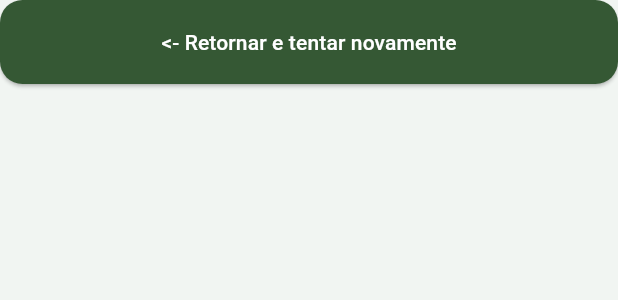
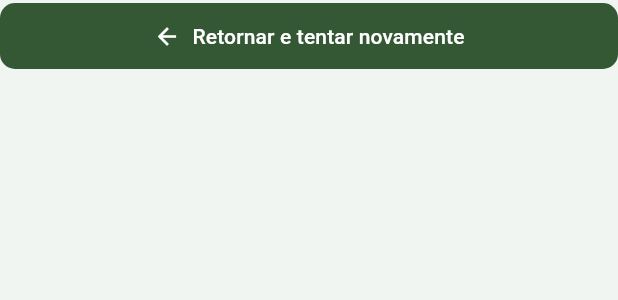
Before and after one commit to GuinterZaffalon/scan-plate-flutter-developer-test, a Flutter app: the ButtonRecognizeVehicle widget shown alone on an empty page, opened directly, on a phone screen of 412 x 824 dp. Shown: the top 300 px of the screen. Run offline on Flutter 3.47's test engine with Material 3 defaults, Android fonts, the light colour scheme and no system bars; our stand-ins replace google_fonts, image_picker.

Commit message:
ref: mudança para ícone de seta nos botões

```diff
--- a/lib/view/components/button_recognize_vehicle.dart
+++ b/lib/view/components/button_recognize_vehicle.dart
@@ -2,9 +2,8 @@ import 'package:flutter/material.dart';
 
 class ButtonRecognizeVehicle extends StatefulWidget {
   final String text;
-  final VoidCallback onButtonPresed;
   const ButtonRecognizeVehicle(
-      {super.key, required this.text, required this.onButtonPresed});
+      {super.key, required this.text});
 
   @override
   State<ButtonRecognizeVehicle> createState() => _ButtonRecognizeVehicle();
@@ -13,15 +12,29 @@ class ButtonRecognizeVehicle extends StatefulWidget {
 class _ButtonRecognizeVehicle extends State<ButtonRecognizeVehicle> {
   @override
   Widget build(BuildContext context) {
-    return ElevatedButton(
-        onPressed: widget.onButtonPresed,
-        style: ElevatedButton.styleFrom(
+    return SizedBox(
+      width: double.infinity,
+      child: TextButton(
+        onPressed: () => Navigator.pop(context),
+        style: TextButton.styleFrom(
           backgroundColor: Color.fromRGBO(53, 88, 52, 1),
-          minimumSize: Size(double.infinity, 56),
+          padding: const EdgeInsets.symmetric(horizontal: 16, vertical: 12),
           shape: RoundedRectangleBorder(
-            borderRadius: BorderRadius.circular(15.0),
+            borderRadius: BorderRadius.circular(10),
           ),
         ),
-        child: Text(widget.text, style: TextStyle(color: Colors.white)));
+        child: Row(
+          mainAxisSize: MainAxisSize.min,
+          children: [
+            const Icon(Icons.arrow_back, color: Colors.white),
+            const SizedBox(width: 8),
+            Text(
+              widget.text,
+              style: const TextStyle(color: Colors.white),
+            ),
+          ],
+        ),
+      ),
+    );
   }
 }
```
Also changed, not shown: lib/view/screens/home_page.dart (+29 -8 lines), lib/view/screens/result_page.dart (+7 -7 lines).
